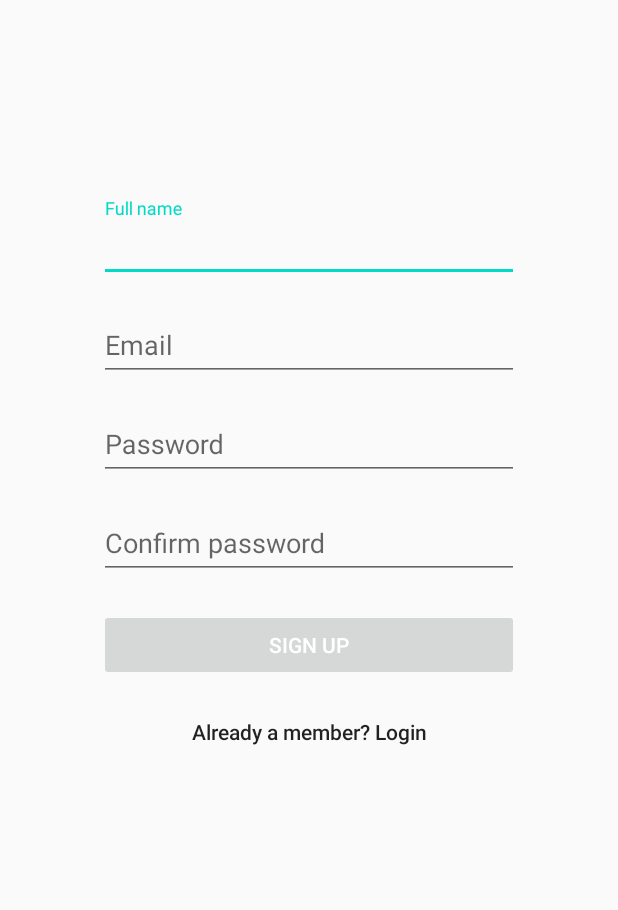
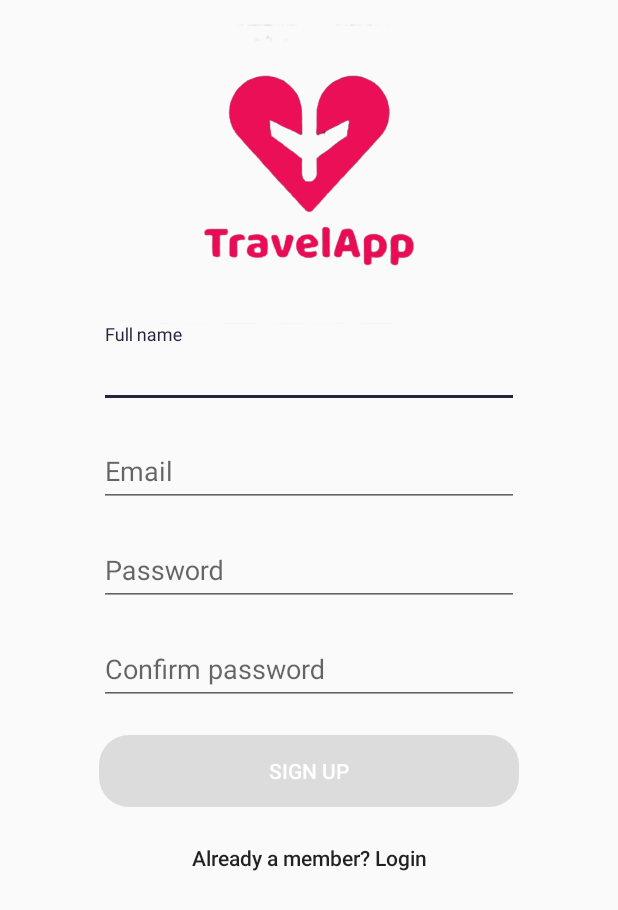
Before and after one commit to jcamilovelandiab/TravelApp-android, an Android app: the SignUpActivity screen opened directly, with no data from a screen before it, on a phone screen of 412 x 824 dp. Shown: the top 910 px of the screen. Run offline under Robolectric (Android 15) with nearby library versions, the phone set to English and light mode, and no system bars.

Commit message:
fixing login, signup, and button design

```diff
--- a/app/src/main/AndroidManifest.xml
+++ b/app/src/main/AndroidManifest.xml
@@ -9,14 +9,14 @@
         android:roundIcon="@mipmap/ic_launcher_round"
         android:supportsRtl="true"
         android:theme="@style/AppTheme">
-        <activity android:name=".SignUpActivity"
-            android:theme="@style/AppTheme.NoActionBar"></activity>
+        <activity
+            android:name=".ui.auth.sign_up.SignUpActivity"
+            android:theme="@style/AppTheme.NoActionBar" />
         <activity
             android:name=".ui.auth.login.LoginActivity"
             android:theme="@style/AppTheme.NoActionBar">
             <intent-filter>
                 <action android:name="android.intent.action.MAIN" />
-
                 <category android:name="android.intent.category.LAUNCHER" />
             </intent-filter>
         </activity>
--- a/app/src/main/java/com/app/travelapp/SignUpActivity.java
+++ /dev/null
@@ -1,14 +0,0 @@
-package com.app.travelapp;
-
-import androidx.appcompat.app.AppCompatActivity;
-
-import android.os.Bundle;
-
-public class SignUpActivity extends AppCompatActivity {
-
-    @Override
-    protected void onCreate(Bundle savedInstanceState) {
-        super.onCreate(savedInstanceState);
-        setContentView(R.layout.activity_sign_up);
-    }
-}
--- a/app/src/main/java/com/app/travelapp/ui/auth/AuthViewModelFactory.java
+++ b/app/src/main/java/com/app/travelapp/ui/auth/AuthViewModelFactory.java
@@ -10,6 +10,7 @@ import com.app.travelapp.data.datasources.DataSourceCache;
 import com.app.travelapp.data.datasources.DataSourceFirebase;
 import com.app.travelapp.data.repositories.UserRepository;
 import com.app.travelapp.ui.auth.login.LoginViewModel;
+import com.app.travelapp.ui.auth.sign_up.SignUpViewModel;
 
 /**
  * ViewModel provider factory to instantiate LoginViewModel.
@@ -18,7 +19,6 @@ import com.app.travelapp.ui.auth.login.LoginViewModel;
 public class AuthViewModelFactory implements ViewModelProvider.Factory {
 
     private Context context;
-
     public AuthViewModelFactory(Context context){
         this.context = context;
     }
@@ -30,6 +30,8 @@ public class AuthViewModelFactory implements ViewModelProvider.Factory {
         DataSourceCache dataSourceCache = new DataSourceCache();
         if (modelClass.isAssignableFrom(LoginViewModel.class)) {
             return (T) new LoginViewModel(UserRepository.getInstance(dataSourceCache, dataSourceFirebase));
+        } else if (modelClass.isAssignableFrom(SignUpViewModel.class)) {
+            return (T) new SignUpViewModel(UserRepository.getInstance(dataSourceCache, dataSourceFirebase));
         } else {
             throw new IllegalArgumentException("Unknown ViewModel class");
         }
--- a/app/src/main/java/com/app/travelapp/ui/auth/login/LoginActivity.java
+++ b/app/src/main/java/com/app/travelapp/ui/auth/login/LoginActivity.java
@@ -26,7 +26,7 @@ import android.widget.TextView;
 import android.widget.Toast;
 
 import com.app.travelapp.R;
-import com.app.travelapp.SignUpActivity;
+import com.app.travelapp.ui.auth.sign_up.SignUpActivity;
 import com.app.travelapp.ui.auth.AuthResult;
 import com.app.travelapp.ui.auth.AuthViewModelFactory;
 import com.app.travelapp.ui.auth.LoggedInUserView;
--- a/app/src/main/java/com/app/travelapp/ui/auth/signup/SignUpActivity.java
+++ b/app/src/main/java/com/app/travelapp/ui/auth/sign_up/SignUpActivity.java
@@ -1,4 +1,4 @@
-package com.app.travelapp.ui.auth.signup;
+package com.app.travelapp.ui.auth.sign_up;
 
 import android.app.Activity;
 import android.content.Intent;
@@ -40,6 +40,7 @@ public class SignUpActivity extends AppCompatActivity {
         setContentView(R.layout.activity_sign_up);
         signUpViewModel = ViewModelProviders.of(this, new AuthViewModelFactory(getApplicationContext())).get(SignUpViewModel.class);
         connectViewWithModel();
+
         configureTextWatchers();
         configureLoginButton();
         configureSignUpButton();
@@ -48,13 +49,13 @@ public class SignUpActivity extends AppCompatActivity {
     }
 
     private void connectViewWithModel(){
-        btn_login = findViewById(R.id.signup_btn_sign_in);
-        btn_sign_up = findViewById(R.id.signup_btn_sign_up);
-        et_full_name = findViewById(R.id.signup_et_full_name);
-        et_email = findViewById(R.id.signup_et_email);
-        et_password = findViewById(R.id.signup_et_password);
-        et_confirm_password = findViewById(R.id.signup_et_confirm_password);
-        pg_loading = findViewById(R.id.signup_pg_loading);
+        btn_login = findViewById(R.id.sign_up_btn_sign_in);
+        btn_sign_up = findViewById(R.id.sign_up_btn_sign_up);
+        et_full_name = findViewById(R.id.sign_up_et_full_name);
+        et_email = findViewById(R.id.sign_up_et_email);
+        et_password = findViewById(R.id.sign_up_et_password);
+        et_confirm_password = findViewById(R.id.sign_up_et_confirm_password);
+        pg_loading = findViewById(R.id.sign_up_pg_loading);
     }
 
     private void configureSignUpFormStateObserver(){
--- a/app/src/main/java/com/app/travelapp/ui/auth/signup/SignUpFormState.java
+++ b/app/src/main/java/com/app/travelapp/ui/auth/sign_up/SignUpFormState.java
@@ -1,4 +1,4 @@
-package com.app.travelapp.ui.auth.signup;
+package com.app.travelapp.ui.auth.sign_up;
 
 import androidx.annotation.Nullable;
 
--- a/app/src/main/java/com/app/travelapp/ui/auth/signup/SignUpViewModel.java
+++ b/app/src/main/java/com/app/travelapp/ui/auth/sign_up/SignUpViewModel.java
@@ -1,4 +1,4 @@
-package com.app.travelapp.ui.auth.signup;
+package com.app.travelapp.ui.auth.sign_up;
 
 import androidx.lifecycle.LiveData;
 import androidx.lifecycle.MutableLiveData;
--- /dev/null
+++ b/app/src/main/res/drawable/button_round.xml
@@ -0,0 +1,25 @@
+<?xml version="1.0" encoding="utf-8"?>
+<selector xmlns:android="http://schemas.android.com/apk/res/android">
+
+    <item android:state_enabled="false">
+        <shape>
+            <solid android:color="@color/common_google_signin_btn_text_light_disabled"/>
+            <corners android:radius="20dp"/>
+        </shape>
+    </item>
+
+    <item android:state_pressed="true">
+        <shape>
+            <solid android:color="@color/colorPrimaryDark"/>
+            <corners android:radius="20dp"/>
+        </shape>
+    </item>
+
+    <item>
+        <shape>
+            <solid android:color="@color/colorPrimary"/>
+            <corners android:radius="20dp"/>
+        </shape>
+    </item>
+
+</selector>
--- a/app/src/main/res/layout/activity_login.xml
+++ b/app/src/main/res/layout/activity_login.xml
@@ -16,7 +16,6 @@
         android:orientation="vertical"
         android:layout_width="match_parent"
         android:layout_height="wrap_content"
-        android:layout_marginTop="20dp"
         android:paddingTop="56dp"
         android:paddingLeft="40dp"
         android:paddingRight="40dp">
@@ -72,6 +71,7 @@
             android:layout_height="wrap_content"
             android:enabled="false"
             android:text="@string/action_sign_in_short"
+            android:background="@drawable/button_round"
             android:padding="12dp"
             android:textColor="#FFFFFF"
             />
--- a/app/src/main/res/layout/activity_sign_up.xml
+++ b/app/src/main/res/layout/activity_sign_up.xml
@@ -2,35 +2,40 @@
 <androidx.constraintlayout.widget.ConstraintLayout xmlns:android="http://schemas.android.com/apk/res/android"
     xmlns:app="http://schemas.android.com/apk/res-auto"
     xmlns:tools="http://schemas.android.com/tools"
-    android:id="@+id/signup_container"
+    android:id="@+id/sign_up_container"
     android:layout_width="match_parent"
     android:layout_height="match_parent"
     android:paddingLeft="@dimen/activity_horizontal_margin"
     android:paddingTop="@dimen/activity_vertical_margin"
     android:paddingRight="@dimen/activity_horizontal_margin"
     android:paddingBottom="@dimen/activity_vertical_margin"
-    tools:context=".ui.auth.signup.SignUpActivity">
+    tools:context=".ui.auth.sign_up.SignUpActivity">
 
     <LinearLayout
         app:layout_constraintTop_toTopOf="parent"
         android:orientation="vertical"
         android:layout_width="match_parent"
         android:layout_height="wrap_content"
-        android:layout_marginTop="50dp"
-        android:paddingTop="56dp"
         android:paddingLeft="40dp"
         android:paddingRight="40dp">
+
+        <ImageView
+            android:layout_gravity="center"
+            android:layout_width="200dp"
+            android:layout_height="200dp"
+            android:src="@drawable/travel_app"
+            android:scaleType="centerCrop"
+            />
 
         <com.google.android.material.textfield.TextInputLayout
             android:layout_width="match_parent"
             android:layout_height="wrap_content"
             app:startIconContentDescription="Full name"
             android:layout_marginLeft="10dp"
-            android:layout_marginRight="10dp"
-            android:layout_marginTop="10dp">
+            android:layout_marginRight="10dp">
 
             <com.google.android.material.textfield.TextInputEditText
-                android:id="@+id/signup_et_full_name"
+                android:id="@+id/sign_up_et_full_name"
                 android:layout_width="match_parent"
                 android:layout_height="wrap_content"
                 android:hint="@string/prompt_full_name"
@@ -47,7 +52,7 @@
             android:layout_marginTop="10dp">
 
             <com.google.android.material.textfield.TextInputEditText
-                android:id="@+id/signup_et_email"
+                android:id="@+id/sign_up_et_email"
                 android:layout_width="match_parent"
                 android:layout_height="wrap_content"
                 android:hint="@string/prompt_email"
@@ -63,7 +68,7 @@
             android:layout_marginRight="10dp"
             android:layout_marginTop="10dp">
             <com.google.android.material.textfield.TextInputEditText
-                android:id="@+id/signup_et_password"
+                android:id="@+id/sign_up_et_password"
                 android:layout_width="match_parent"
                 android:layout_height="wrap_content"
                 android:hint="@string/prompt_password"
@@ -79,7 +84,7 @@
             android:layout_marginTop="10dp">
 
             <com.google.android.material.textfield.TextInputEditText
-                android:id="@+id/signup_et_confirm_password"
+                android:id="@+id/sign_up_et_confirm_password"
                 android:layout_width="match_parent"
                 android:layout_height="wrap_content"
                 android:hint="@string/prompt_confirm_password"
@@ -96,17 +101,18 @@
             android:layout_marginRight="10dp"
             android:layout_marginTop="20dp"
             android:layout_marginBottom="10dp"
-            android:id="@+id/signup_btn_sign_up"
+            android:id="@+id/sign_up_btn_sign_up"
             android:layout_width="match_parent"
             android:layout_height="wrap_content"
             android:enabled="false"
             android:text="@string/action_sign_up_short"
             android:padding="12dp"
             android:textColor="#FFFFFF"
+            android:background="@drawable/button_round"
             />
 
         <androidx.appcompat.widget.AppCompatButton
-            android:id="@+id/signup_btn_sign_in"
+            android:id="@+id/sign_up_btn_sign_in"
             android:layout_width="match_parent"
             android:layout_height="wrap_content"
             android:text="@string/action_sign_in"
@@ -116,7 +122,7 @@
             />
 
         <ProgressBar
-            android:id="@+id/signup_pg_loading"
+            android:id="@+id/sign_up_pg_loading"
             android:layout_width="wrap_content"
             android:layout_height="wrap_content"
             android:layout_gravity="center"
--- a/app/src/main/res/values/colors.xml
+++ b/app/src/main/res/values/colors.xml
@@ -1,6 +1,6 @@
 <?xml version="1.0" encoding="utf-8"?>
 <resources>
-    <color name="colorPrimary">#6200EE</color>
-    <color name="colorPrimaryDark">#3700B3</color>
-    <color name="colorAccent">#03DAC5</color>
+    <color name="colorPrimary">#eb0f57</color>
+    <color name="colorPrimaryDark">#b30b42</color>
+    <color name="colorAccent">#24243c</color>
 </resources>
```
